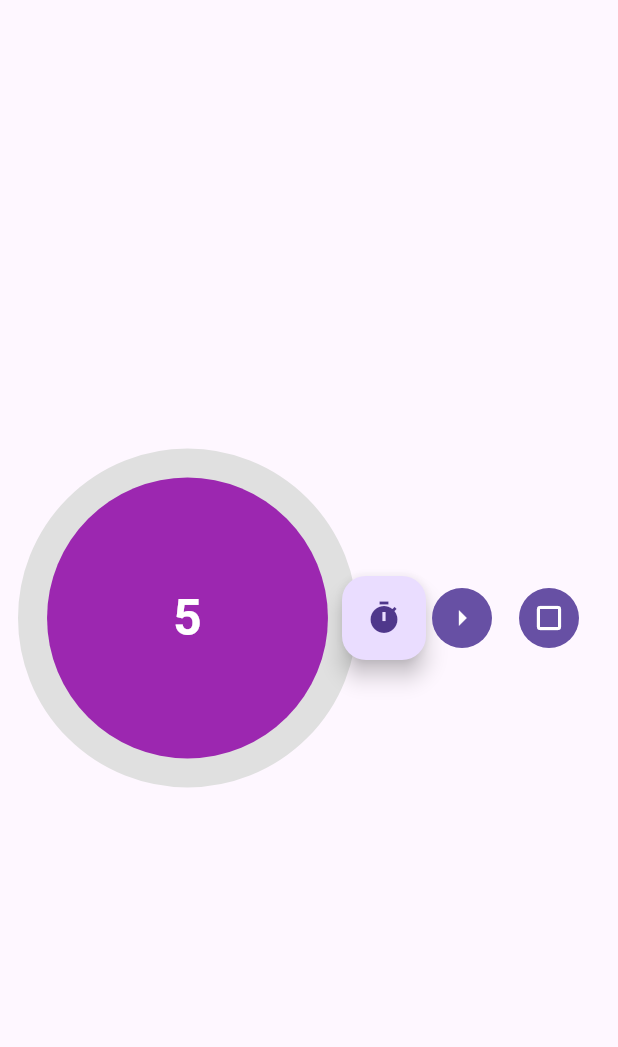
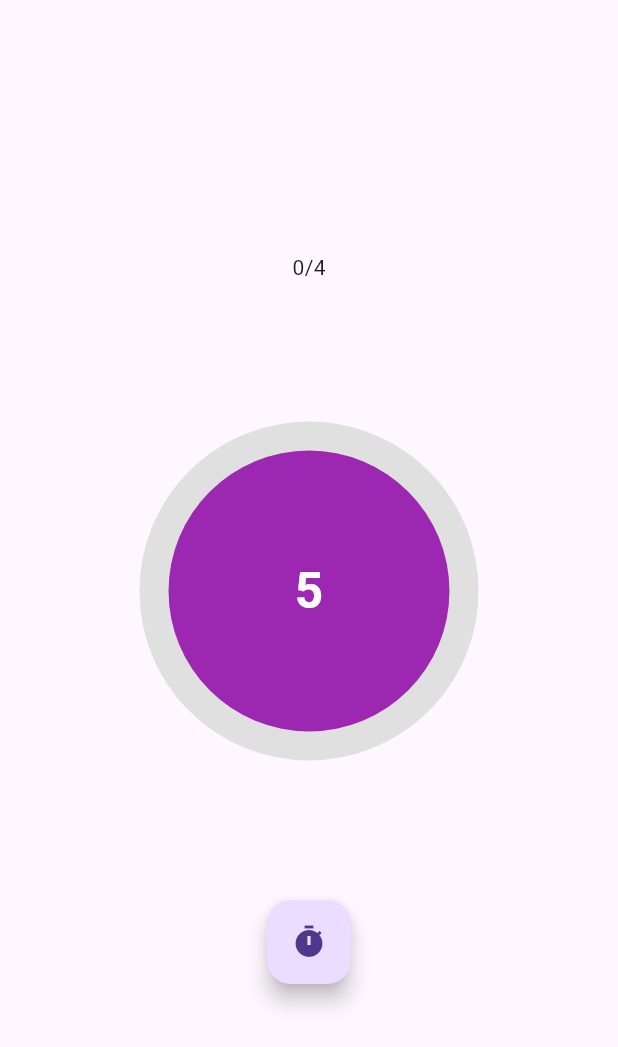
Before and after one commit to OscarPM24/Flutter_Tabata, a Flutter app: the screen it shows after launch, on a phone screen of 412 x 824 dp. Shown: the top 1047 px of the screen. Run offline on Flutter 3.47's test engine with Material 3 defaults, Android fonts, the light colour scheme and no system bars; drawn by our look-alikes of circular_countdown_timer; our stand-ins replace audioplayers.

Commit message:
contador chuli

```diff
--- a/ezpotifi/lib/main.dart
+++ b/ezpotifi/lib/main.dart
@@ -11,8 +11,11 @@ class MyApp extends StatefulWidget {
 }
 
 class _MyAppState extends State<MyApp> {
-  final int _duration = 5;
+  int duration = 5;
   final CountDownController _controller = CountDownController();
+  int comptador = 0;
+  int cicle = 1;
+  bool cicleFort = true;
 
   @override
   Widget build(BuildContext context) {
@@ -21,12 +24,13 @@ class _MyAppState extends State<MyApp> {
     return MaterialApp(
       home: Scaffold(
         body: Center(
-          child: Row(
+          child: Column(
             mainAxisAlignment: MainAxisAlignment.center,
             children: [
+              Text(comptador.toString() + "/4"),
               CircularCountDownTimer(
                 // Countdown duration in Seconds.
-                duration: _duration,
+                duration: duration,
 
                 // Countdown initial elapsed Duration in Seconds.
                 initialDuration: 0,
@@ -90,12 +94,32 @@ class _MyAppState extends State<MyApp> {
                 onStart: () {
                   // Here, do whatever you want
                   debugPrint('Countdown Started');
+                  player.stop();
+                  if (cicle % 2 != 0) {
+                    player.play(AssetSource('sound.mp3'));
+                  } else {
+                    player.play(AssetSource('coins.wav'));
+                  }
                 },
 
                 // This Callback will execute when the Countdown Ends.
                 onComplete: () {
                   // Here, do whatever you want
                   debugPrint('Countdown Ended');
+                  if (comptador < 4) {
+                    print(comptador);
+                    cicle++;
+                    if (cicleFort) {
+                      cicleFort = false;
+                      comptador++;
+                      _controller.restart(duration: 4);
+                    } else {
+                      cicleFort = true;
+                      _controller.restart(duration: 5);
+                    }
+                  } else {
+                    player.stop();
+                  }
                 },
 
                 // This Callback will execute when the Countdown Changes.
@@ -123,21 +147,6 @@ class _MyAppState extends State<MyApp> {
                 tooltip: 'Start Countdown',
                 child: Icon(Icons.timer),
               ),
-              IconButton.filled(
-                  icon: const Icon(Icons.arrow_right),
-                  onPressed: () {
-                    // player.setSource(AssetSource('coin.wav'));
-                    // player.play(AssetSource('sound.mp3'));
-                    print("Start");
-                  }),
-              SizedBox(width: 10),
-              IconButton.filled(
-                icon: const Icon(Icons.crop_square),
-                onPressed: () {
-                  player.pause();
-                  print("Stop");
-                },
-              ),
             ],
           ),
         ),
```
Also changed, not shown: ezpotifi/pubspec.lock.
